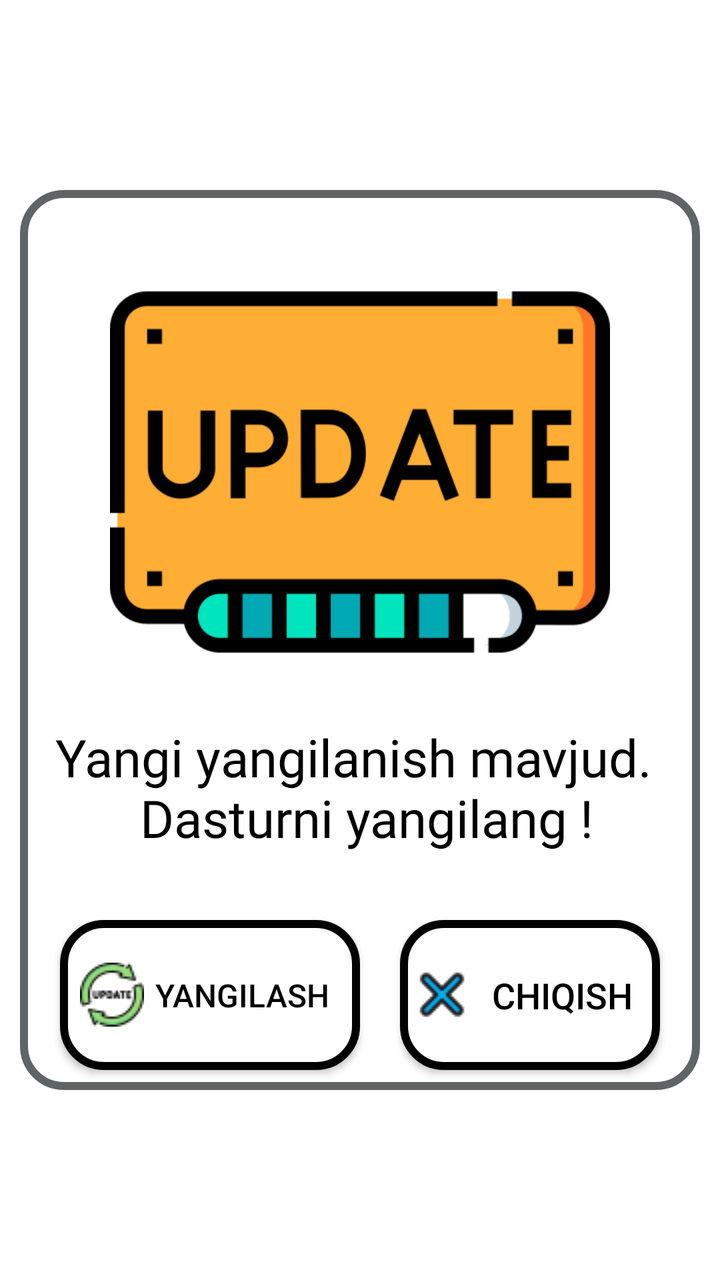
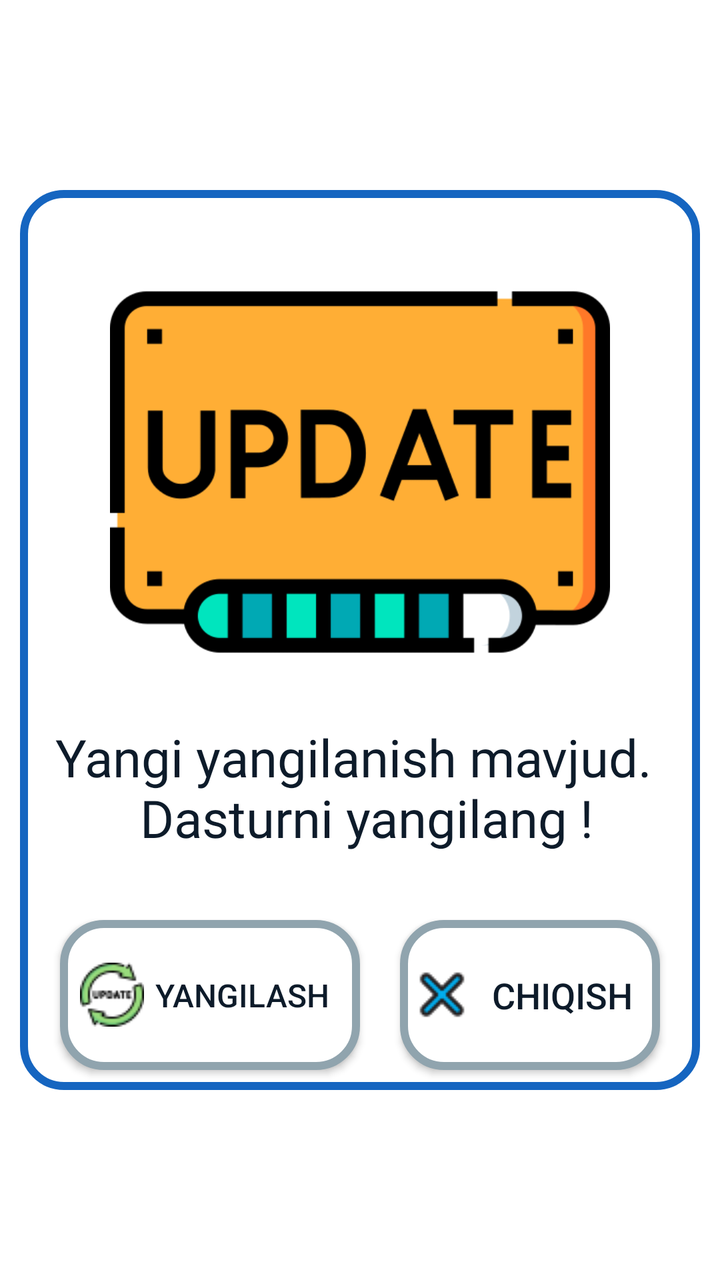

The first picture is an Android layout as it rendered before a commit; the second is the same layout after the commit. The layout source and the unified diff follow.
<!-- AndroidManifest.xml: application theme Theme.KimyoTest -->
<!-- res/layout/dialog_update.xml -->
<?xml version="1.0" encoding="utf-8"?>
<androidx.constraintlayout.widget.ConstraintLayout xmlns:android="http://schemas.android.com/apk/res/android"
    android:layout_width="match_parent"
    android:layout_height="match_parent"
    xmlns:app="http://schemas.android.com/apk/res-auto">

    <androidx.constraintlayout.widget.ConstraintLayout
        android:layout_width="340dp"
        android:layout_height="450dp"
        app:layout_constraintTop_toTopOf="parent"
        app:layout_constraintBottom_toBottomOf="parent"
        app:layout_constraintEnd_toEndOf="parent"
        app:layout_constraintStart_toStartOf="parent"
        android:background="@drawable/style_item_menu">
        <androidx.appcompat.widget.AppCompatImageView
            android:id="@+id/dialog_update_image"
            android:layout_width="250dp"
            android:layout_height="250dp"
            android:layout_marginTop="16dp"
            app:layout_constraintTop_toTopOf="parent"
            app:layout_constraintStart_toStartOf="parent"
            app:layout_constraintEnd_toEndOf="parent"
            app:srcCompat="@drawable/image_update_512px"/>
        <androidx.appcompat.widget.AppCompatTextView
            android:id="@+id/dialog_update_text"
            android:layout_width="wrap_content"
            android:layout_height="wrap_content"
            app:layout_constraintTop_toBottomOf="@id/dialog_update_image"
            app:layout_constraintStart_toStartOf="parent"
            app:layout_constraintEnd_toEndOf="parent"
            android:textSize="26sp"
            android:textColor="@color/black"
            android:text="@string/update_available"
            android:gravity="center"
            android:layout_marginEnd="5dp"
            android:layout_marginStart="5dp"
            android:fontFamily="@font/karla"/>
        <androidx.appcompat.widget.LinearLayoutCompat
            android:layout_width="match_parent"
            android:layout_height="wrap_content"
            app:layout_constraintBottom_toBottomOf="parent"
            app:layout_constraintStart_toStartOf="parent"
            app:layout_constraintEnd_toEndOf="parent"
            android:gravity="center">
            <androidx.appcompat.widget.AppCompatButton
                android:id="@+id/dialog_update_btn_updateNow"
                android:layout_width="150dp"
                android:layout_height="75dp"
                android:background="@drawable/style_button"
                android:textSize="16sp"
                android:padding="10dp"
                android:drawableStart="@drawable/image_update_32px"
                android:layout_margin="10dp"
                android:text="Yangilash"/>
            <androidx.appcompat.widget.AppCompatButton
                android:id="@+id/dialog_update_btn_exit"
                android:layout_width="130dp"
                android:layout_height="75dp"
                android:background="@drawable/style_button"
                android:layout_margin="10dp"
                android:text="Chiqish"
                android:drawableStart="@drawable/image_exit"
                android:textSize="18sp"
                android:padding="5dp"/>
        </androidx.appcompat.widget.LinearLayoutCompat>
    </androidx.constraintlayout.widget.ConstraintLayout>

</androidx.constraintlayout.widget.ConstraintLayout>
<!-- resources referenced by this layout -->
<resources>
  <color name="black">#FF000000</color>
  <!-- drawable image_exit: png bitmap (drawable, 1091 bytes) -->
  <!-- drawable image_update_32px: png bitmap (drawable, 2069 bytes) -->
  <!-- drawable image_update_512px: png bitmap (drawable, 15681 bytes) -->
  <!-- drawable style_button (drawable) -->
  <?xml version="1.0" encoding="utf-8"?>
  <shape xmlns:android="http://schemas.android.com/apk/res/android">
      <corners android:radius="20dp"/>
      <stroke android:width="4dp" android:color="@color/black"/>
      <solid android:color="@color/white"/>
  </shape>
  <!-- drawable style_item_menu (drawable) -->
  <?xml version="1.0" encoding="utf-8"?>
  <shape xmlns:android="http://schemas.android.com/apk/res/android">
      <corners android:radius="20dp"/>
      <stroke android:width="4dp" android:color="@color/appTheme"/>
      <solid android:color="@color/white"/>
  </shape>
  <string name="update_available">Yangi yangilanish mavjud. \n Dasturni yangilang !</string>
  <style name="Theme.KimyoTest" parent="Base.Theme.KimyoTest" />
  <color name="white">#FFFFFFFF</color>
  <color name="appTheme">@color/silver</color>
  <style name="Base.Theme.KimyoTest" parent="Theme.Material3.DayNight.NoActionBar">
          
          
          <item name="android:textColorPrimary">@color/black</item>
          <item name="android:windowBackground">@color/white</item>
      </style>
  <color name="silver">#5F6564</color>
</resources>

<!-- the commit's change to res/layout/dialog_update.xml (unified diff, before → after) -->
@@ -2,6 +2,7 @@
 <androidx.constraintlayout.widget.ConstraintLayout xmlns:android="http://schemas.android.com/apk/res/android"
     android:layout_width="match_parent"
     android:layout_height="match_parent"
+    android:background="?attr/colorSurface"
     xmlns:app="http://schemas.android.com/apk/res-auto">
 
     <androidx.constraintlayout.widget.ConstraintLayout
@@ -29,7 +30,7 @@
             app:layout_constraintStart_toStartOf="parent"
             app:layout_constraintEnd_toEndOf="parent"
             android:textSize="26sp"
-            android:textColor="@color/black"
+            android:textColor="?attr/colorOnSurface"
             android:text="@string/update_available"
             android:gravity="center"
             android:layout_marginEnd="5dp"
<!-- resource entries referenced after the edit -->
@@ -1,6 +1,5 @@
 <!-- resources referenced by this layout -->
 <resources>
-  <color name="black">#FF000000</color>
   <!-- drawable image_exit: png bitmap (drawable, 1091 bytes) -->
   <!-- drawable image_update_32px: png bitmap (drawable, 2069 bytes) -->
   <!-- drawable image_update_512px: png bitmap (drawable, 15681 bytes) -->
@@ -8,26 +7,36 @@
   <?xml version="1.0" encoding="utf-8"?>
   <shape xmlns:android="http://schemas.android.com/apk/res/android">
       <corners android:radius="20dp"/>
-      <stroke android:width="4dp" android:color="@color/black"/>
-      <solid android:color="@color/white"/>
+      <stroke android:width="4dp" android:color="?attr/colorOutline"/>
+      <solid android:color="?attr/colorSurface"/>
   </shape>
   <!-- drawable style_item_menu (drawable) -->
   <?xml version="1.0" encoding="utf-8"?>
   <shape xmlns:android="http://schemas.android.com/apk/res/android">
       <corners android:radius="20dp"/>
-      <stroke android:width="4dp" android:color="@color/appTheme"/>
-      <solid android:color="@color/white"/>
+      <stroke android:width="4dp" android:color="?attr/colorPrimary"/>
+      <solid android:color="?attr/colorSurface"/>
   </shape>
   <string name="update_available">Yangi yangilanish mavjud. \n Dasturni yangilang !</string>
   <style name="Theme.KimyoTest" parent="Base.Theme.KimyoTest" />
-  <color name="white">#FFFFFFFF</color>
-  <color name="appTheme">@color/silver</color>
   <style name="Base.Theme.KimyoTest" parent="Theme.Material3.DayNight.NoActionBar">
           
-          
-          <item name="android:textColorPrimary">@color/black</item>
-          <item name="android:windowBackground">@color/white</item>
+          <item name="android:windowBackground">@color/chem_background_light</item>
+          <item name="android:textColorPrimary">@color/chem_on_surface_light</item>
+          <item name="colorPrimary">@color/chem_primary_light</item>
+          <item name="colorOnPrimary">@color/chem_surface_light</item>
+          <item name="colorSurface">@color/chem_surface_light</item>
+          <item name="colorOnSurface">@color/chem_on_surface_light</item>
+          <item name="colorOutline">@color/chem_outline_light</item>
+          <item name="colorPrimaryContainer">@color/chem_toolbar_light</item>
+          <item name="colorSurfaceVariant">@color/chem_surface_variant_light</item>
       </style>
-  <color name="silver">#5F6564</color>
+  <color name="chem_background_light">#F0F7FF</color>
+  <color name="chem_on_surface_light">#0D1B2A</color>
+  <color name="chem_primary_light">#1565C0</color>
+  <color name="chem_surface_light">#FFFFFF</color>
+  <color name="chem_outline_light">#90A4AE</color>
+  <color name="chem_toolbar_light">#0D47A1</color>
+  <color name="chem_surface_variant_light">#E3F2FD</color>
 </resources>
 
